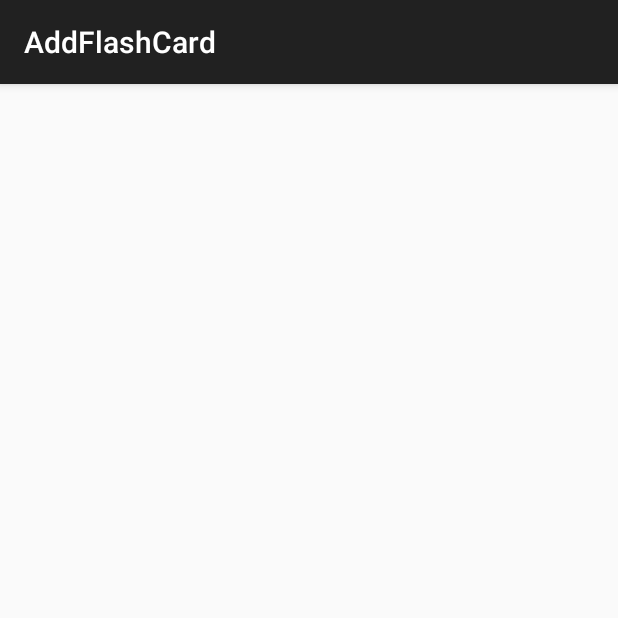
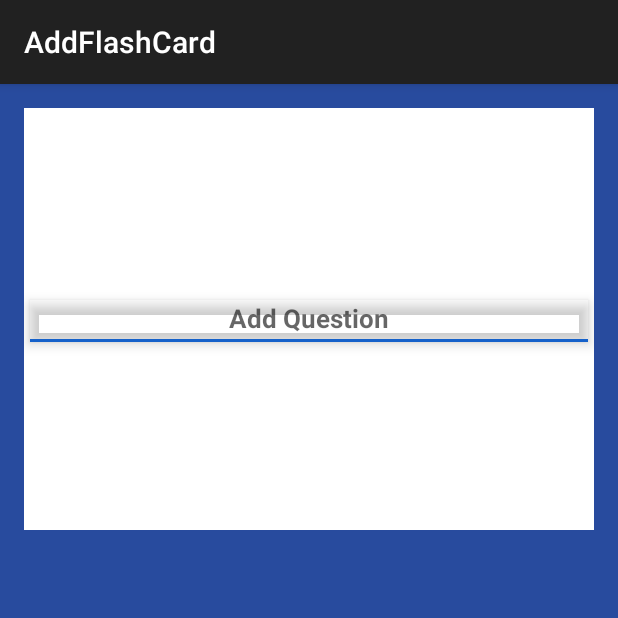
Before and after one commit to ucsdCSE110wi16/CSE110M260T12, an Android app: the MainActivity screen opened directly, with no data from a screen before it, after a tap on "Add Flash Card", on a phone screen of 412 x 824 dp, the top half of it. Run offline under Robolectric (Android 15) with nearby library versions, the light colour scheme and no system bars; 2 statements that could not run were skipped.

Commit message:
flashcardflip animation now in addFlashcard activity

```diff
--- a/app/src/main/java/com/cards/flash/testez/MainActivity.java
+++ b/app/src/main/java/com/cards/flash/testez/MainActivity.java
@@ -85,10 +85,10 @@ public class MainActivity extends ActionBarActivity
     @Override
     public void onNavigationDrawerItemSelected(int position) {
         // update the main content by replacing fragments
-        FragmentManager fragmentManager = getSupportFragmentManager();
-        fragmentManager.beginTransaction()
-                .replace(R.id.container, PlaceholderFragment.newInstance(position + 1))
-                .commit();
+      //  FragmentManager fragmentManager = getSupportFragmentManager();
+//        fragmentManager.beginTransaction()
+//                .replace(R.id.container, PlaceholderFragment.newInstance(position + 1))
+//                .commit();
     }
 
     public void onSectionAttached(int number) {
--- a/app/src/main/res/layout/activity_add_flash_card.xml
+++ b/app/src/main/res/layout/activity_add_flash_card.xml
@@ -7,6 +7,11 @@
     android:paddingLeft="@dimen/activity_horizontal_margin"
     android:paddingRight="@dimen/activity_horizontal_margin"
     android:paddingTop="@dimen/activity_vertical_margin"
+    android:background="#284b9e"
     tools:context="com.cards.flash.testez.AddFlashCard">
 
+    <com.cards.flash.testez.FlashCardFlip
+        android:layout_width="match_parent"
+        android:layout_height="wrap_content"
+        android:layout_alignParentEnd="false" />
 </RelativeLayout>
```
Also changed, not shown: 1 other file.
